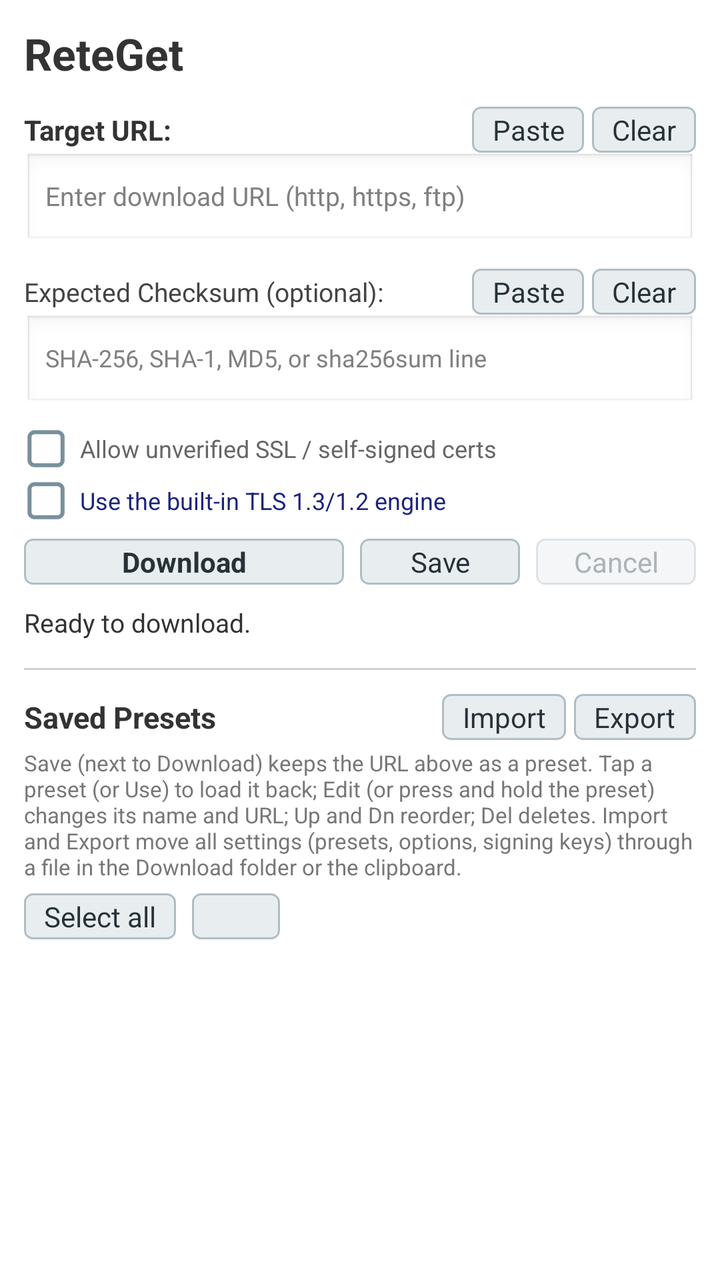
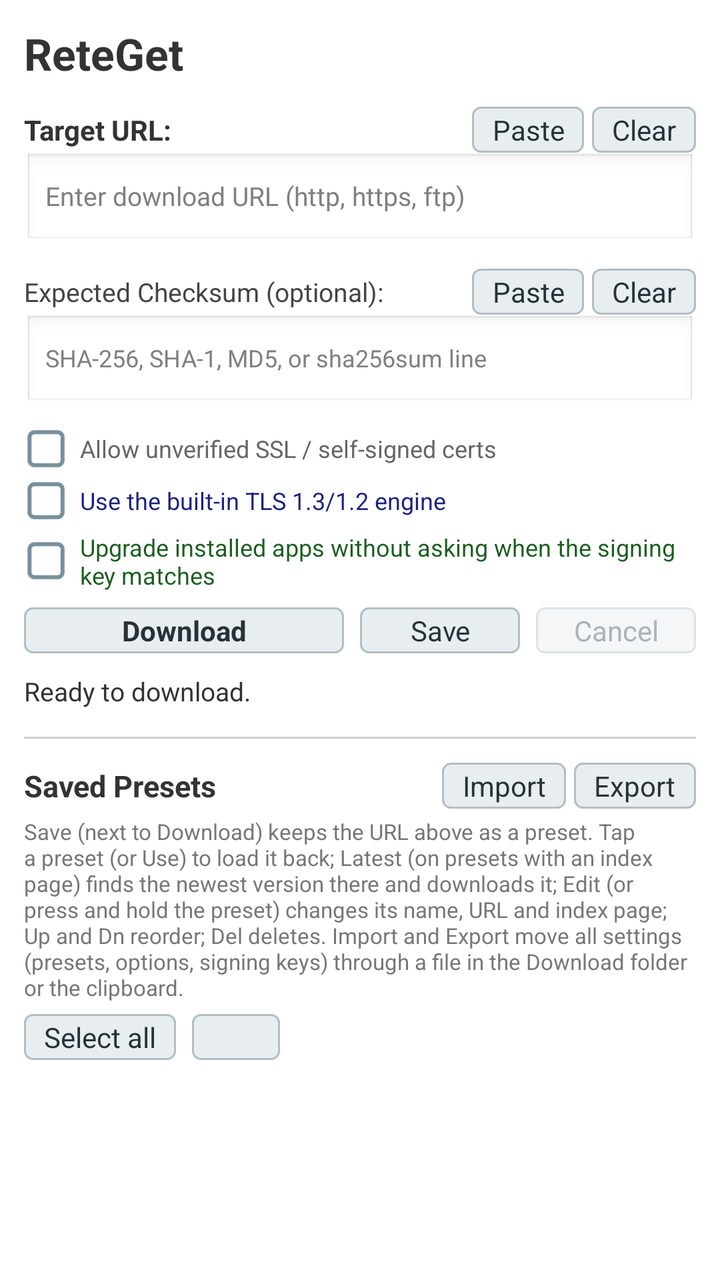

Before-and-after screenshots of an Android layout around one commit, followed by the original layout XML and the change that was made.
<!-- AndroidManifest.xml: application theme AppTheme -->
<!-- res/layout/activity_main.xml -->
<?xml version="1.0" encoding="utf-8"?>
<ScrollView xmlns:android="http://schemas.android.com/apk/res/android"
    android:id="@+id/scroll_view"
    android:layout_width="fill_parent"
    android:layout_height="fill_parent"
    android:fillViewport="true">

    <LinearLayout
        android:layout_width="fill_parent"
        android:layout_height="wrap_content"
        android:orientation="vertical"
        android:padding="12dp">

        <TextView
            android:layout_width="fill_parent"
            android:layout_height="wrap_content"
            android:text="@string/app_name"
            android:textSize="22sp"
            android:textStyle="bold"
            android:textColor="#333333"
            android:paddingBottom="8dp" />

        
        <LinearLayout
            android:id="@+id/layout_queue_section"
            android:layout_width="fill_parent"
            android:layout_height="wrap_content"
            android:orientation="vertical"
            android:background="#F2F6FA"
            android:padding="8dp"
            android:layout_marginBottom="10dp"
            android:visibility="gone">

            <LinearLayout
                android:layout_width="fill_parent"
                android:layout_height="wrap_content"
                android:orientation="horizontal"
                android:gravity="center_vertical">

                <TextView
                    android:id="@+id/txt_queue_title"
                    android:layout_width="0dp"
                    android:layout_height="wrap_content"
                    android:layout_weight="1"
                    android:text="@string/queue_title"
                    android:textSize="15sp"
                    android:textStyle="bold"
                    android:textColor="#006699" />

                <Button
                    android:id="@+id/btn_queue_clear"
                    android:layout_width="wrap_content"
                    android:layout_height="wrap_content"
                    android:text="@string/queue_clear_finished"
                    android:textSize="12sp" />
            </LinearLayout>

            <LinearLayout
                android:layout_width="fill_parent"
                android:layout_height="wrap_content"
                android:orientation="horizontal"
                android:layout_marginTop="4dp">

                <Button
                    android:id="@+id/btn_queue_select_all"
                    android:layout_width="wrap_content"
                    android:layout_height="wrap_content"
                    android:text="@string/btn_select_all" />

                <Button
                    android:id="@+id/btn_queue_delete_selected"
                    android:layout_width="wrap_content"
                    android:layout_height="wrap_content"
                    android:layout_marginLeft="8dp"
                    android:textColor="@color/btn_danger_text" />
            </LinearLayout>

            <LinearLayout
                android:id="@+id/layout_queue_list"
                android:layout_width="fill_parent"
                android:layout_height="wrap_content"
                android:orientation="vertical" />
        </LinearLayout>

        <LinearLayout
            android:layout_width="fill_parent"
            android:layout_height="wrap_content"
            android:orientation="horizontal"
            android:gravity="center_vertical"
            android:paddingTop="4dp">

            <TextView
                android:layout_width="0dp"
                android:layout_height="wrap_content"
                android:layout_weight="1"
                android:text="@string/target_url"
                android:textSize="14sp"
                android:textStyle="bold"
                android:textColor="#333333" />

            <Button
                android:id="@+id/btn_paste_url"
                android:layout_width="wrap_content"
                android:layout_height="wrap_content"
                android:text="@string/btn_paste" />

            <Button
                android:id="@+id/btn_clear_url"
                android:layout_width="wrap_content"
                android:layout_height="wrap_content"
                android:layout_marginLeft="4dp"
                android:text="@string/btn_clear_url" />
        </LinearLayout>

        <EditText
            android:id="@+id/edit_url"
            android:layout_width="fill_parent"
            android:layout_height="wrap_content"
            android:hint="@string/url_hint"
            android:singleLine="false"
            android:maxLines="4"
            android:textSize="13sp"
            android:layout_marginBottom="8dp" />

        
        <LinearLayout
            android:id="@+id/layout_variables"
            android:layout_width="fill_parent"
            android:layout_height="wrap_content"
            android:orientation="vertical"
            android:layout_marginBottom="10dp"
            android:visibility="gone">

            <TextView
                android:layout_width="fill_parent"
                android:layout_height="wrap_content"
                android:text="@string/lbl_templates"
                android:textSize="13sp"
                android:textStyle="bold"
                android:textColor="#006699"
                android:paddingBottom="4dp" />

            <LinearLayout
                android:id="@+id/variables_fields"
                android:layout_width="fill_parent"
                android:layout_height="wrap_content"
                android:orientation="vertical" />

            <TextView
                android:id="@+id/txt_resolved_preview"
                android:layout_width="fill_parent"
                android:layout_height="wrap_content"
                android:textSize="11sp"
                android:textColor="#555555"
                android:paddingTop="4dp" />
        </LinearLayout>

        
        <LinearLayout
            android:layout_width="fill_parent"
            android:layout_height="wrap_content"
            android:orientation="horizontal"
            android:gravity="center_vertical"
            android:paddingTop="2dp">

            <TextView
                android:layout_width="0dp"
                android:layout_height="wrap_content"
                android:layout_weight="1"
                android:text="@string/lbl_checksum"
                android:textSize="13sp"
                android:textColor="#444444" />

            <Button
                android:id="@+id/btn_paste_checksum"
                android:layout_width="wrap_content"
                android:layout_height="wrap_content"
                android:text="@string/btn_paste" />

            <Button
                android:id="@+id/btn_clear_checksum"
                android:layout_width="wrap_content"
                android:layout_height="wrap_content"
                android:layout_marginLeft="4dp"
                android:text="@string/btn_clear_url" />
        </LinearLayout>

        <EditText
            android:id="@+id/edit_expected_checksum"
            android:layout_width="fill_parent"
            android:layout_height="wrap_content"
            android:layout_marginBottom="8dp"
            android:hint="@string/checksum_hint"
            android:singleLine="true"
            android:textSize="12sp" />

        <CheckBox
            android:id="@+id/chk_insecure_ssl"
            android:layout_width="fill_parent"
            android:layout_height="wrap_content"
            android:text="@string/chk_insecure"
            android:textSize="12sp"
            android:textColor="#666666"
            android:layout_marginBottom="4dp" />

        <CheckBox
            android:id="@+id/chk_pure_tls"
            android:layout_width="fill_parent"
            android:layout_height="wrap_content"
            android:text="@string/chk_pure_tls"
            android:textSize="12sp"
            android:textColor="#1a237e"
            android:layout_marginBottom="8dp" />

        <LinearLayout
            android:layout_width="fill_parent"
            android:layout_height="wrap_content"
            android:orientation="horizontal"
            android:layout_marginBottom="10dp">

            <Button
                android:id="@+id/btn_download"
                android:layout_width="0dp"
                android:layout_height="wrap_content"
                android:layout_weight="2"
                android:text="@string/btn_download"
                android:textStyle="bold" />

            
            <Button
                android:id="@+id/btn_add_preset"
                android:layout_width="0dp"
                android:layout_height="wrap_content"
                android:layout_weight="1"
                android:layout_marginLeft="8dp"
                android:text="@string/btn_add_preset" />

            <Button
                android:id="@+id/btn_cancel"
                android:layout_width="0dp"
                android:layout_height="wrap_content"
                android:layout_weight="1"
                android:layout_marginLeft="8dp"
                android:text="@string/btn_cancel"
                android:enabled="false" />
        </LinearLayout>

        <ProgressBar
            android:id="@+id/progress_bar"
            style="?android:attr/progressBarStyleHorizontal"
            android:layout_width="fill_parent"
            android:layout_height="wrap_content"
            android:max="100"
            android:progress="0"
            android:visibility="gone"
            android:layout_marginBottom="6dp" />

        <TextView
            android:id="@+id/txt_progress_details"
            android:layout_width="fill_parent"
            android:layout_height="wrap_content"
            android:textSize="12sp"
            android:textColor="#666666"
            android:visibility="gone"
            android:layout_marginBottom="6dp" />

        <TextView
            android:id="@+id/txt_status"
            android:layout_width="fill_parent"
            android:layout_height="wrap_content"
            android:text="@string/status_idle"
            android:textSize="13sp"
            android:textColor="#333333"
            android:paddingBottom="6dp" />

        
        <LinearLayout
            android:id="@+id/layout_checksum_result"
            android:layout_width="fill_parent"
            android:layout_height="wrap_content"
            android:orientation="vertical"
            android:background="#f0f4f8"
            android:padding="8dp"
            android:layout_marginBottom="8dp"
            android:visibility="gone">

            <TextView
                android:id="@+id/txt_checksum_result"
                android:layout_width="fill_parent"
                android:layout_height="wrap_content"
                android:textSize="12sp"
                android:textColor="#222222"
                android:paddingBottom="6dp" />

            <LinearLayout
                android:layout_width="fill_parent"
                android:layout_height="wrap_content"
                android:orientation="horizontal">

                <Button
                    android:id="@+id/btn_copy_hash"
                    android:layout_width="0dp"
                    android:layout_height="wrap_content"
                    android:layout_weight="1"
                    android:text="@string/btn_copy_hash"
                    android:textSize="11sp" />

                <Button
                    android:id="@+id/btn_verify_hash"
                    android:layout_width="0dp"
                    android:layout_height="wrap_content"
                    android:layout_weight="1"
                    android:text="@string/btn_verify_hash"
                    android:textSize="11sp" />
            </LinearLayout>
        </LinearLayout>

        
        <LinearLayout
            android:id="@+id/layout_signature_result"
            android:layout_width="fill_parent"
            android:layout_height="wrap_content"
            android:orientation="vertical"
            android:background="#f5f7f9"
            android:padding="8dp"
            android:layout_marginBottom="8dp"
            android:visibility="gone">

            <TextView
                android:layout_width="fill_parent"
                android:layout_height="wrap_content"
                android:text="@string/lbl_signature"
                android:textSize="12sp"
                android:textStyle="bold"
                android:textColor="#333333"
                android:paddingBottom="4dp" />

            <TextView
                android:id="@+id/txt_signature_result"
                android:layout_width="fill_parent"
                android:layout_height="wrap_content"
                android:textSize="12sp"
                android:textColor="#222222"
                android:paddingBottom="6dp" />

            <Button
                android:id="@+id/btn_copy_cert"
                android:layout_width="wrap_content"
                android:layout_height="wrap_content"
                android:text="@string/btn_copy_cert"
                android:textSize="11sp" />
        </LinearLayout>

        <Button
            android:id="@+id/btn_install"
            android:layout_width="fill_parent"
            android:layout_height="wrap_content"
            android:text="@string/btn_install"
            android:textStyle="bold"
            android:visibility="gone"
            android:layout_marginBottom="14dp" />

        
        <View
            android:layout_width="fill_parent"
            android:layout_height="1dp"
            android:background="#d0d0d0"
            android:layout_marginTop="8dp"
            android:layout_marginBottom="12dp" />

        
        <LinearLayout
            android:id="@+id/layout_presets_section"
            android:layout_width="fill_parent"
            android:layout_height="wrap_content"
            android:orientation="vertical">

            <LinearLayout
                android:layout_width="fill_parent"
                android:layout_height="wrap_content"
                android:orientation="horizontal"
                android:gravity="center_vertical"
                android:layout_marginBottom="4dp">

                <TextView
                    android:layout_width="0dp"
                    android:layout_height="wrap_content"
                    android:layout_weight="1"
                    android:text="@string/lbl_presets_title"
                    android:textSize="15sp"
                    android:textStyle="bold"
                    android:textColor="#333333" />

                
                <Button
                    android:id="@+id/btn_settings_import"
                    android:layout_width="wrap_content"
                    android:layout_height="wrap_content"
                    android:text="@string/btn_import" />

                <Button
                    android:id="@+id/btn_settings_export"
                    android:layout_width="wrap_content"
                    android:layout_height="wrap_content"
                    android:layout_marginLeft="4dp"
                    android:text="@string/btn_export" />
            </LinearLayout>

            <TextView
                android:layout_width="fill_parent"
                android:layout_height="wrap_content"
                android:text="@string/lbl_presets_hint"
                android:textSize="11sp"
                android:textColor="#777777"
                android:layout_marginBottom="6dp" />

            
            <LinearLayout
                android:id="@+id/layout_preset_batch"
                android:layout_width="fill_parent"
                android:layout_height="wrap_content"
                android:orientation="horizontal"
                android:gravity="center_vertical"
                android:layout_marginBottom="6dp">

                <Button
                    android:id="@+id/btn_preset_select_all"
                    android:layout_width="wrap_content"
                    android:layout_height="wrap_content"
                    android:text="@string/btn_select_all" />

                <Button
                    android:id="@+id/btn_delete_selected"
                    android:layout_width="wrap_content"
                    android:layout_height="wrap_content"
                    android:layout_marginLeft="8dp"
                    android:textColor="@color/btn_danger_text" />
            </LinearLayout>

            <TextView
                android:id="@+id/txt_no_presets"
                android:layout_width="fill_parent"
                android:layout_height="wrap_content"
                android:text="@string/no_presets_msg"
                android:textSize="12sp"
                android:textColor="#888888"
                android:visibility="gone"
                android:padding="8dp" />

            
            <LinearLayout
                android:id="@+id/layout_presets_list"
                android:layout_width="fill_parent"
                android:layout_height="wrap_content"
                android:orientation="vertical" />
        </LinearLayout>

    </LinearLayout>
</ScrollView>
<!-- resources referenced by this layout -->
<resources>
  <string name="app_name">ReteGet</string>
  <string name="btn_add_preset">Save</string>
  <string name="btn_cancel">Cancel</string>
  <string name="btn_clear_url">Clear</string>
  <string name="btn_copy_cert">Copy Cert SHA-256</string>
  <string name="btn_copy_hash">Copy Hash</string>
  <string name="btn_download">Download</string>
  <string name="btn_export">Export</string>
  <string name="btn_import">Import</string>
  <string name="btn_install">Install APK</string>
  <string name="btn_paste">Paste</string>
  <string name="btn_select_all">Select all</string>
  <string name="btn_verify_hash">Verify Hash…</string>
  <string name="checksum_hint">SHA-256, SHA-1, MD5, or sha256sum line</string>
  <string name="chk_insecure">Allow unverified SSL / self-signed certs</string>
  <string name="chk_pure_tls">Use the built-in TLS 1.3/1.2 engine</string>
  <string name="lbl_checksum">Expected Checksum (optional):</string>
  <string name="lbl_presets_hint">Save (next to Download) keeps the URL above as a preset. Tap a preset (or Use) to load it back; Edit (or press and hold the preset) changes its name and URL; Up and Dn reorder; Del deletes. Import and Export move all settings (presets, options, signing keys) through a file in the Download folder or the clipboard.</string>
  <string name="lbl_presets_title">Saved Presets</string>
  <string name="lbl_signature">APK Signature &amp; Author:</string>
  <string name="lbl_templates">Template Variables:</string>
  <string name="no_presets_msg">No presets saved yet. Enter a URL above and tap \'+ Save Current URL\'.</string>
  <string name="queue_clear_finished">Clear finished</string>
  <string name="queue_title">Download queue</string>
  <string name="status_idle">Ready to download.</string>
  <string name="target_url">Target URL:</string>
  <string name="url_hint">Enter download URL (http, https, ftp)</string>
  <style name="AppTheme" parent="@android:style/Theme.Light.NoTitleBar">
          <item name="android:buttonStyle">@style/CompactButton</item>
          <item name="android:checkboxStyle">@style/CompactCheckBox</item>
      </style>
  <style name="CompactButton" parent="@android:style/Widget.Button">
          <item name="android:background">@drawable/btn_compact</item>
          <item name="android:textColor">@color/btn_compact_text</item>
          <item name="android:textSize">14sp</item>
          <item name="android:minHeight">0dp</item>
          <item name="android:minWidth">44dp</item>
          <item name="android:paddingTop">2dp</item>
          <item name="android:paddingBottom">2dp</item>
          <item name="android:paddingLeft">10dp</item>
          <item name="android:paddingRight">10dp</item>
          <item name="android:layout_margin">2dp</item>
      </style>
  <style name="CompactCheckBox" parent="@android:style/Widget.CompoundButton.CheckBox">
          <item name="android:button">@drawable/checkbox_compact</item>
          
          <item name="android:paddingLeft">28dp</item>
      </style>
  <!-- drawable checkbox_compact (drawable) -->
  <?xml version="1.0" encoding="utf-8"?>
  <selector xmlns:android="http://schemas.android.com/apk/res/android">
      <item android:state_checked="true" android:state_pressed="true" android:drawable="@drawable/checkbox_on_focus" />
      <item android:state_checked="true" android:state_focused="true" android:drawable="@drawable/checkbox_on_focus" />
      <item android:state_checked="true" android:drawable="@drawable/checkbox_on" />
      <item android:state_pressed="true" android:drawable="@drawable/checkbox_off_focus" />
      <item android:state_focused="true" android:drawable="@drawable/checkbox_off_focus" />
      <item android:drawable="@drawable/checkbox_off" />
  </selector>
  <!-- unchanged entries left out for length: 5 -->
</resources>

<!-- the commit's change to res/layout/activity_main.xml (unified diff, before → after) -->
@@ -210,6 +210,15 @@
             android:text="@string/chk_pure_tls"
             android:textSize="12sp"
             android:textColor="#1a237e"
+            android:layout_marginBottom="4dp" />
+
+        <CheckBox
+            android:id="@+id/chk_auto_upgrade"
+            android:layout_width="fill_parent"
+            android:layout_height="wrap_content"
+            android:text="@string/chk_auto_upgrade"
+            android:textSize="12sp"
+            android:textColor="#1b5e20"
             android:layout_marginBottom="8dp" />
 
         <LinearLayout
<!-- resource entries referenced after the edit -->
@@ -14,10 +14,11 @@
   <string name="btn_select_all">Select all</string>
   <string name="btn_verify_hash">Verify Hash…</string>
   <string name="checksum_hint">SHA-256, SHA-1, MD5, or sha256sum line</string>
+  <string name="chk_auto_upgrade">Upgrade installed apps without asking when the signing key matches</string>
   <string name="chk_insecure">Allow unverified SSL / self-signed certs</string>
   <string name="chk_pure_tls">Use the built-in TLS 1.3/1.2 engine</string>
   <string name="lbl_checksum">Expected Checksum (optional):</string>
-  <string name="lbl_presets_hint">Save (next to Download) keeps the URL above as a preset. Tap a preset (or Use) to load it back; Edit (or press and hold the preset) changes its name and URL; Up and Dn reorder; Del deletes. Import and Export move all settings (presets, options, signing keys) through a file in the Download folder or the clipboard.</string>
+  <string name="lbl_presets_hint">Save (next to Download) keeps the URL above as a preset. Tap a preset (or Use) to load it back; Latest (on presets with an index page) finds the newest version there and downloads it; Edit (or press and hold the preset) changes its name, URL and index page; Up and Dn reorder; Del deletes. Import and Export move all settings (presets, options, signing keys) through a file in the Download folder or the clipboard.</string>
   <string name="lbl_presets_title">Saved Presets</string>
   <string name="lbl_signature">APK Signature &amp; Author:</string>
   <string name="lbl_templates">Template Variables:</string>
